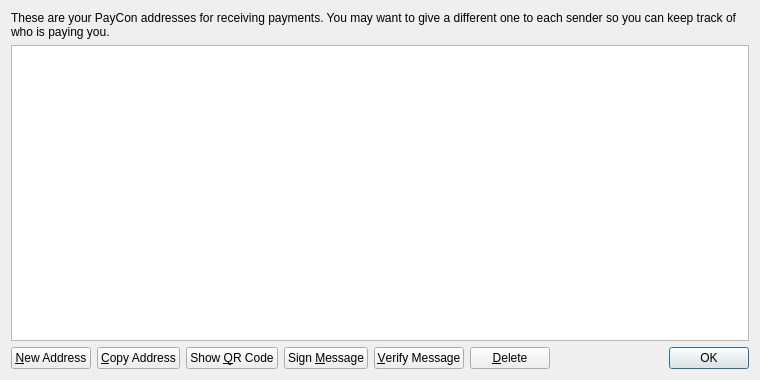
Qt form src/qt/forms/addressbookpage.ui (prodigal-son/DigitalGold) before a commit.
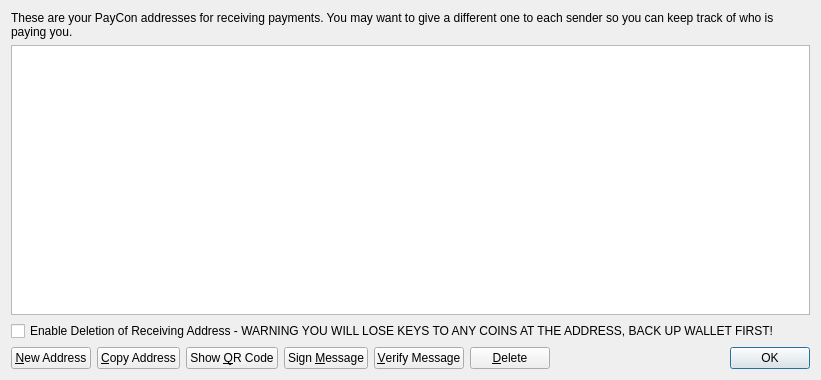
The same form after that commit. Icons and pictures are not drawn.

Patch:
```diff
--- a/src/qt/forms/addressbookpage.ui
+++ b/src/qt/forms/addressbookpage.ui
@@ -6,7 +6,7 @@
    <rect>
     <x>0</x>
     <y>0</y>
-    <width>760</width>
+    <width>821</width>
     <height>380</height>
    </rect>
   </property>
@@ -55,6 +55,13 @@
      </attribute>
     </widget>
    </item>
+   <item>
+    <widget class="QCheckBox" name="deleteCheckBox">
+     <property name="text">
+      <string>Enable Deletion of Receiving Address - WARNING YOU WILL LOSE KEYS TO ANY COINS AT THE ADDRESS, BACK UP WALLET FIRST!</string>
+     </property>
+    </widget>
+   </item>
    <item>
     <layout class="QHBoxLayout" name="horizontalLayout">
      <item>
```
